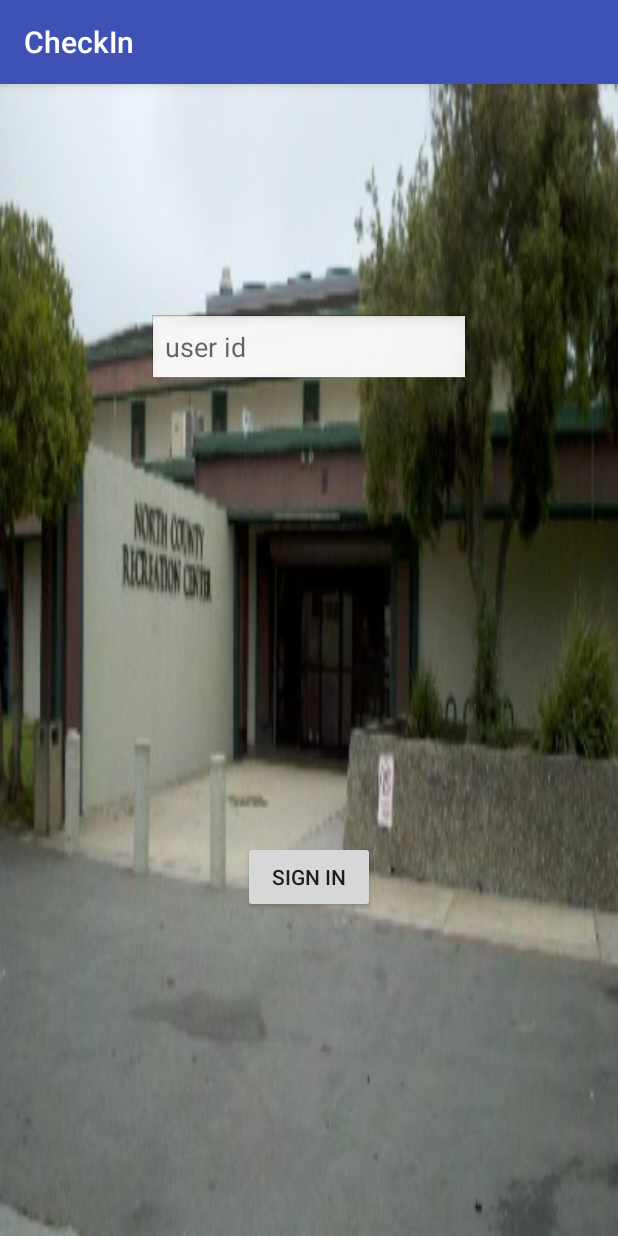
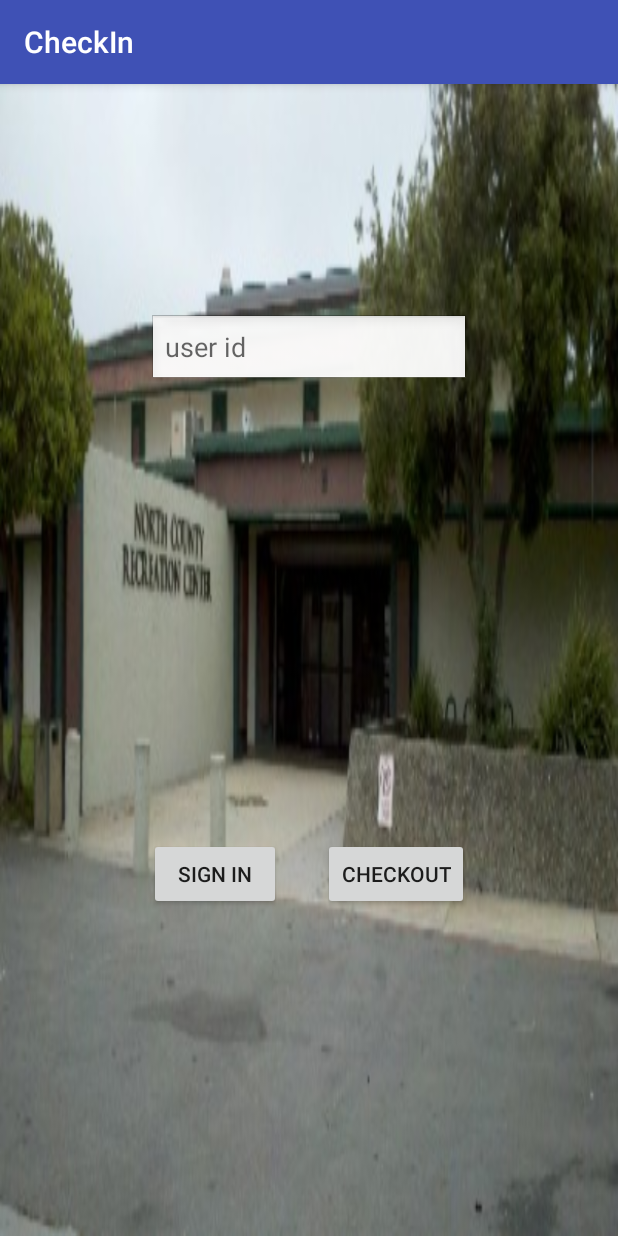
Before and after one commit to EdwardVillasenor1992/checkin, an Android app: the screen it shows after launch (MainActivity), on a phone screen of 412 x 824 dp. Run offline under Robolectric (Android 15) with nearby library versions, the phone set to English and light mode, and no system bars; our stand-ins replace Room's generated code.

Commit message:
adding stuff

```diff
--- a/app/src/main/AndroidManifest.xml
+++ b/app/src/main/AndroidManifest.xml
@@ -20,7 +20,9 @@
         <activity android:name=".AddUser" />
         <activity android:name=".CheckingLog" />
         <activity android:name=".ContactInfo" />
-        <activity android:name=".DeleteUser"></activity>
+        <activity android:name=".DeleteUser" />
+        <activity android:name=".CheckOutLog" />
+        <activity android:name=".AlarmReceiverActivity"></activity>
     </application>
 
 </manifest>
--- /dev/null
+++ b/app/src/main/java/com/example/ncrpd/checkin/CheckOutTableDao.java
@@ -0,0 +1,23 @@
+package com.example.ncrpd.checkin;
+
+import android.arch.persistence.room.Dao;
+import android.arch.persistence.room.Insert;
+import android.arch.persistence.room.OnConflictStrategy;
+import android.arch.persistence.room.Query;
+
+import java.util.List;
+
+@Dao
+public interface CheckOutTableDao {
+    @Query("select count(*) from CheckOutLog")
+    int count();
+
+    @Insert(onConflict = OnConflictStrategy.REPLACE)
+    long addToLog(CheckOutTable checkout);
+
+    @Query("select * from CheckOutLog")
+    UserTable checkLog();
+
+    @Query("select * from CheckOutLog")
+    List<CheckOutTable> newCheckout();
+}
--- a/app/src/main/java/com/example/ncrpd/checkin/DB.java
+++ b/app/src/main/java/com/example/ncrpd/checkin/DB.java
@@ -11,11 +11,12 @@ import java.util.Calendar;
 import java.util.Date;
 import java.util.GregorianCalendar;
 
-@Database(entities = {UserTable.class, CheckinLogTable.class}, version = 2, exportSchema = false)
+@Database(entities = {UserTable.class, CheckinLogTable.class, CheckOutTable.class}, version = 3, exportSchema = false)
 public abstract class DB extends RoomDatabase {
     private static DB sDB;
     public abstract UserTableDao userTableDao();
     public abstract CheckinLogTableDao checkinLogTableDao();
+    public abstract CheckOutTableDao checkOutTableDao();
 
     private static final Object sLock = new Object();
 
--- a/app/src/main/java/com/example/ncrpd/checkin/MainActivity.java
+++ b/app/src/main/java/com/example/ncrpd/checkin/MainActivity.java
@@ -1,5 +1,8 @@
 package com.example.ncrpd.checkin;
 
+import android.app.Activity;
+import android.app.AlarmManager;
+import android.app.PendingIntent;
 import android.content.DialogInterface;
 import android.content.Intent;
 import android.provider.CalendarContract;
@@ -19,7 +22,12 @@ import java.util.TimeZone;
 
 public class MainActivity extends AppCompatActivity {
     private Button mSignInBtn;
+    private Button mCheckOutBtn;
     private EditText mUserId;
+
+    private AlarmManager alarmMgr;
+    private PendingIntent alarmIntent;
+
 
     private String mUserIdString;
     private DB db;
@@ -29,9 +37,14 @@ public class MainActivity extends AppCompatActivity {
         super.onCreate(savedInstanceState);
         setContentView(R.layout.activity_main);
 
+
+
+
+
         db = DB.getInstance(this);
 
         mSignInBtn =(Button) findViewById(R.id.sign_in_btn);
+        mCheckOutBtn = findViewById(R.id.check_out_button);
         mUserId = findViewById(R.id.user_id_login);
 
         mSignInBtn.setOnClickListener(new View.OnClickListener() {
@@ -39,8 +52,6 @@ public class MainActivity extends AppCompatActivity {
             public void onClick(View v) {
 
                 mUserIdString = mUserId.getText().toString();
-
-
                 if(mUserIdString.equals("5123"))
                 {
                     startActivity(new Intent(MainActivity.this, AdminPage.class));
@@ -95,5 +106,65 @@ public class MainActivity extends AppCompatActivity {
             }
         });
 
+        mCheckOutBtn.setOnClickListener(new View.OnClickListener() {
+            @Override
+            public void onClick(View v) {
+                if(db.userTableDao().findUserByID(mUserIdString) == null)
+                {
+                    AlertDialog.Builder builder = new AlertDialog.Builder(MainActivity.this);
+                    builder.setTitle("does not exist");
+                    builder.setMessage("try another one");
+                    builder.setPositiveButton("ok", new DialogInterface.OnClickListener() {
+                        @Override
+                        public void onClick(DialogInterface dialog, int which){
+
+                        }
+                    });
+
+                    AlertDialog alertDialog = builder.create();
+                    alertDialog.show();
+                }
+                else
+                {
+                    String first = db.userTableDao().findUserByID(mUserIdString).getmFirstName();
+                    String last = db.userTableDao().findUserByID(mUserIdString).getmLastName();
+                    String id = db.userTableDao().findUserByID(mUserIdString).getUserSignInId();
+
+                    String mydate = java.text.DateFormat.getDateTimeInstance().format(Calendar.getInstance(TimeZone.getTimeZone("America/Los_Angeles")).getTime());
+
+                    CheckOutTable newCheckout = new CheckOutTable(first, last, id, mydate);
+
+                    db.checkOutTableDao().addToLog(newCheckout);
+
+                    AlertDialog.Builder builder = new AlertDialog.Builder(MainActivity.this);
+                    builder.setTitle("Checked Out");
+                    builder.setMessage("thank you for checking out " + first + " " + last );
+                    builder.setPositiveButton("ok", new DialogInterface.OnClickListener() {
+                        @Override
+                        public void onClick(DialogInterface dialog, int which){
+                            mUserId.setText("");
+                        }
+                    });
+
+                    AlertDialog alertDialog = builder.create();
+                    alertDialog.show();
+                }
+            }
+        });
+
+
+        Calendar cal = Calendar.getInstance();
+        cal.add(Calendar.SECOND, 5);
+
+        Intent intent = new Intent (this, AlarmReceiverActivity.class);
+        alarmIntent = PendingIntent.getActivity(this, 12345, intent, PendingIntent.FLAG_CANCEL_CURRENT);
+
+//        alarmMgr = (AlarmManager)this.getSystemService(Activity.ALARM_SERVICE);
+//
+//        alarmMgr.set(AlarmManager.RTC_WAKEUP, cal.getTimeInMillis(),alarmIntent);
+
+
+
+
     }
 }
--- a/app/src/main/res/layout/activity_main.xml
+++ b/app/src/main/res/layout/activity_main.xml
@@ -26,7 +26,15 @@
         android:layout_width="wrap_content"
         android:layout_height="wrap_content"
         android:layout_alignParentBottom="true"
-        android:layout_centerHorizontal="true"
-        android:layout_marginBottom="215dp"
+        android:layout_alignStart="@+id/user_id_login"
+        android:layout_marginBottom="217dp"
         android:text="sign in" />
+
+    <Button
+        android:id="@+id/check_out_button"
+        android:layout_width="wrap_content"
+        android:layout_height="wrap_content"
+        android:layout_alignEnd="@+id/user_id_login"
+        android:layout_alignTop="@+id/sign_in_btn"
+        android:text="CHECKOUT" />
 </RelativeLayout>
--- a/build.gradle
+++ b/build.gradle
@@ -7,7 +7,7 @@ buildscript {
         jcenter()
     }
     dependencies {
-        classpath 'com.android.tools.build:gradle:3.1.1'
+        classpath 'com.android.tools.build:gradle:3.1.2'
 
 
         // NOTE: Do not place your application dependencies here; they belong
```
Also changed, not shown: app/src/main/java/com/example/ncrpd/checkin/AdminPage.java (+9 -0 lines), app/src/main/java/com/example/ncrpd/checkin/AlarmReceiverActivity.java (added, +16 -0 lines), app/src/main/java/com/example/ncrpd/checkin/CheckOutLog.java (added, +42 -0 lines), app/src/main/java/com/example/ncrpd/checkin/CheckOutTable.java (added, +71 -0 lines), app/src/main/res/layout/activity_admin_page.xml (+13 -4 lines), app/src/main/res/layout/activity_alarm_receiver.xml (added, +9 -0 lines), app/src/main/res/layout/activity_check_out_log.xml (added, +25 -0 lines).
